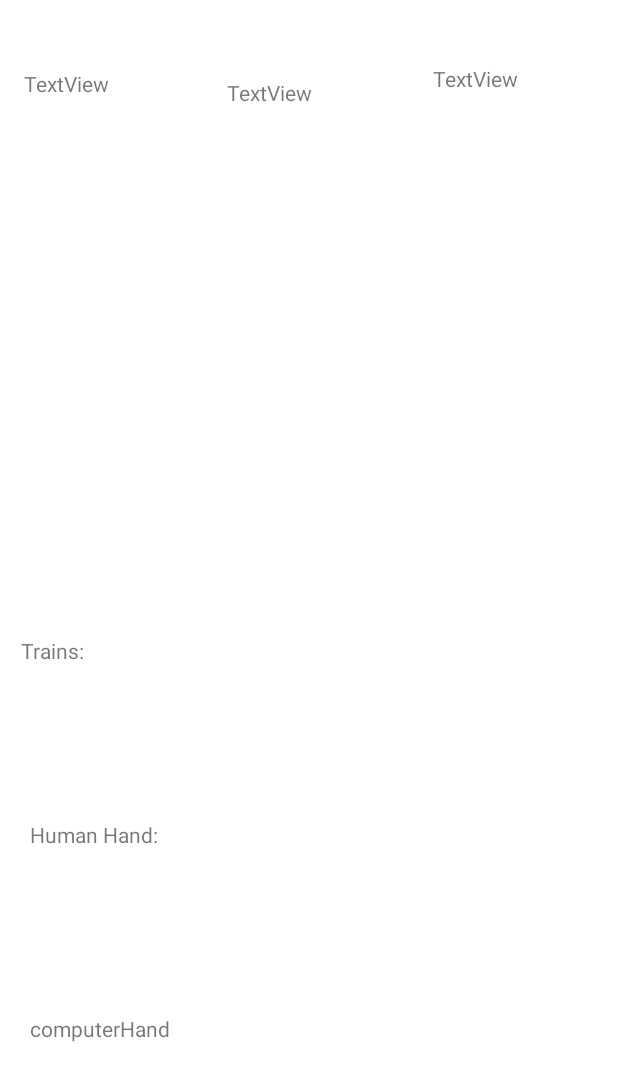
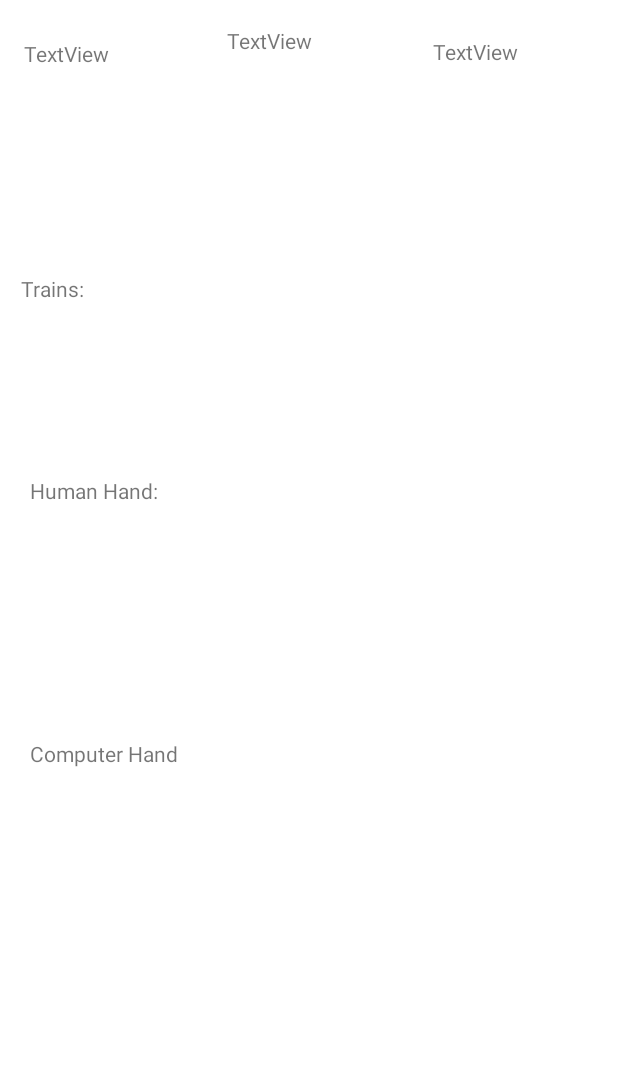
Before and after one commit to Burhan-Khawaja/java-mexican-train, an Android app: the layout activity_main.xml on its own in the app's theme, with its tools: preview values and no code run, on a phone screen of 412 x 824 dp. Shown: the top 1081 px of the screen. Run offline under Robolectric (Android 15) with nearby library versions, the phone set to English and light mode, and no system bars.

```diff
--- a/src/main/java/com/example/mexicantrain/Hand.java
+++ b/src/main/java/com/example/mexicantrain/Hand.java
@@ -57,4 +57,8 @@ public class Hand {
             }
         }
     }
+
+    public ArrayList<Tile> getHandArrayList() {
+        return this.hand;
+    }
 }
--- a/src/main/java/com/example/mexicantrain/Train.java
+++ b/src/main/java/com/example/mexicantrain/Train.java
@@ -84,4 +84,8 @@ public class Train {
     public void setOrphanDouble(boolean orphanDouble) {
         this.orphanDouble = orphanDouble;
     }
+
+    public void clearTrainMarker() {
+        this.marker = false;
+    }
 }
--- a/src/main/res/layout/activity_main.xml
+++ b/src/main/res/layout/activity_main.xml
@@ -34,32 +34,44 @@
         app:layout_constraintTop_toTopOf="parent"
         app:layout_constraintVertical_bias="0.072" />
 
-    <ScrollView
-        android:id="@+id/gameInstruction"
-        android:layout_width="375dp"
-        android:layout_height="13dp"
-        android:layout_marginBottom="24dp"
-        app:layout_constraintBottom_toBottomOf="parent"
+    <TextView
+        android:id="@+id/roundLabel"
+        android:layout_width="107dp"
+        android:layout_height="39dp"
+        android:layout_marginStart="16dp"
+        android:layout_marginTop="16dp"
+        android:text="TextView"
+        app:layout_constraintBottom_toTopOf="@+id/trains"
+        app:layout_constraintStart_toStartOf="parent"
+        app:layout_constraintTop_toTopOf="parent"
+        app:layout_constraintVertical_bias="0.081" />
+
+    <HorizontalScrollView
+        android:id="@+id/allTrains"
+        android:layout_width="370dp"
+        android:layout_height="29dp"
+        android:layout_marginBottom="20dp"
+        app:layout_constraintBottom_toTopOf="@+id/mexicanTrain"
         app:layout_constraintEnd_toEndOf="parent"
-        app:layout_constraintHorizontal_bias="0.375"
+        app:layout_constraintHorizontal_bias="0.39"
         app:layout_constraintStart_toStartOf="parent"
         tools:ignore="SpeakableTextPresentCheck">
 
         <LinearLayout
-            android:id="@+id/gameInstructionLL"
-            android:layout_width="match_parent"
-            android:layout_height="wrap_content"
-            android:orientation="vertical" />
-    </ScrollView>
+            android:id="@+id/allTrainsLayout"
+            android:layout_width="wrap_content"
+            android:layout_height="match_parent" />
+    </HorizontalScrollView>
 
     <TableLayout
         android:id="@+id/computerHand"
-        android:layout_width="329dp"
-        android:layout_height="57dp"
-        android:layout_marginBottom="24dp"
+        android:layout_width="389dp"
+        android:layout_height="80dp"
+        android:layout_marginStart="16dp"
+        android:layout_marginBottom="104dp"
         app:layout_constraintBottom_toTopOf="@+id/gameInstruction"
         app:layout_constraintEnd_toEndOf="parent"
-        app:layout_constraintHorizontal_bias="0.17"
+        app:layout_constraintHorizontal_bias="0.363"
         app:layout_constraintStart_toStartOf="parent">
 
         <TableRow
@@ -83,12 +95,75 @@
             android:layout_height="match_parent" />
     </TableLayout>
 
+    <TextView
+        android:id="@+id/trains"
+        android:layout_width="wrap_content"
+        android:layout_height="wrap_content"
+        android:layout_marginBottom="16dp"
+        android:text="Trains:"
+        app:layout_constraintBottom_toTopOf="@+id/allTrains"
+        app:layout_constraintEnd_toEndOf="parent"
+        app:layout_constraintHorizontal_bias="0.037"
+        app:layout_constraintStart_toStartOf="parent" />
+
+    <TableLayout
+        android:id="@+id/playerHand"
+        android:layout_width="355dp"
+        android:layout_height="96dp"
+        android:layout_marginBottom="52dp"
+        app:layout_constraintBottom_toTopOf="@+id/computerHandLabel"
+        app:layout_constraintEnd_toEndOf="parent"
+        app:layout_constraintHorizontal_bias="0.294"
+        app:layout_constraintStart_toStartOf="parent">
+
+        <TableRow
+            android:id="@+id/playerHandRow1"
+            android:layout_width="match_parent"
+            android:layout_height="match_parent">
+
+        </TableRow>
+
+        <TableRow
+            android:id="@+id/playerHandRow2"
+            android:layout_width="match_parent"
+            android:layout_height="match_parent" />
+
+        <TableRow
+            android:id="@+id/playerHandRow3"
+            android:layout_width="match_parent"
+            android:layout_height="match_parent" />
+
+        <TableRow
+            android:id="@+id/playerHandRow4"
+            android:layout_width="match_parent"
+            android:layout_height="match_parent">
+
+        </TableRow>
+
+        <TableRow
+            android:id="@+id/testRow5"
+            android:layout_width="match_parent"
+            android:layout_height="match_parent" />
+
+    </TableLayout>
+
+    <TextView
+        android:id="@+id/computerHandLabel"
+        android:layout_width="107dp"
+        android:layout_height="25dp"
+        android:layout_marginBottom="20dp"
+        android:text="Computer Hand"
+        app:layout_constraintBottom_toTopOf="@+id/computerHand"
+        app:layout_constraintEnd_toEndOf="parent"
+        app:layout_constraintHorizontal_bias="0.066"
+        app:layout_constraintStart_toStartOf="parent" />
+
     <HorizontalScrollView
         android:id="@+id/mexicanTrain"
         android:layout_width="362dp"
         android:layout_height="38dp"
         android:layout_marginEnd="4dp"
-        android:layout_marginBottom="16dp"
+        android:layout_marginBottom="12dp"
         app:layout_constraintBottom_toTopOf="@+id/humanHandLabel"
         app:layout_constraintEnd_toEndOf="@+id/allTrains"
         app:layout_constraintHorizontal_bias="0.85"
@@ -101,103 +176,33 @@
             android:layout_height="match_parent" />
     </HorizontalScrollView>
 
-    <TextView
-        android:id="@+id/computerHandLabel"
-        android:layout_width="107dp"
-        android:layout_height="25dp"
-        android:layout_marginBottom="4dp"
-        android:text="computerHand"
-        app:layout_constraintBottom_toTopOf="@+id/computerHand"
+    <ScrollView
+        android:id="@+id/gameInstruction"
+        android:layout_width="420dp"
+        android:layout_height="70dp"
+        android:layout_marginBottom="32dp"
+        app:layout_constraintBottom_toBottomOf="parent"
         app:layout_constraintEnd_toEndOf="parent"
-        app:layout_constraintHorizontal_bias="0.065"
-        app:layout_constraintStart_toStartOf="parent" />
+        app:layout_constraintHorizontal_bias="0.305"
+        app:layout_constraintStart_toStartOf="parent"
+        tools:ignore="SpeakableTextPresentCheck">
 
-    <TextView
-        android:id="@+id/trains"
-        android:layout_width="wrap_content"
-        android:layout_height="wrap_content"
-        android:layout_marginBottom="4dp"
-        android:text="Trains:"
-        app:layout_constraintBottom_toTopOf="@+id/allTrains"
-        app:layout_constraintEnd_toEndOf="parent"
-        app:layout_constraintHorizontal_bias="0.037"
-        app:layout_constraintStart_toStartOf="parent" />
-
-    <TextView
-        android:id="@+id/roundLabel"
-        android:layout_width="107dp"
-        android:layout_height="39dp"
-        android:layout_marginStart="16dp"
-        android:layout_marginTop="16dp"
-        android:text="TextView"
-        app:layout_constraintBottom_toTopOf="@+id/trains"
-        app:layout_constraintStart_toStartOf="parent"
-        app:layout_constraintTop_toTopOf="parent"
-        app:layout_constraintVertical_bias="0.081" />
+        <LinearLayout
+            android:id="@+id/gameInstructionLL"
+            android:layout_width="match_parent"
+            android:layout_height="wrap_content"
+            android:orientation="vertical" />
+    </ScrollView>
 
     <TextView
         android:id="@+id/humanHandLabel"
         android:layout_width="wrap_content"
         android:layout_height="wrap_content"
-        android:layout_marginBottom="4dp"
+        android:layout_marginBottom="8dp"
         android:text="Human Hand:"
         app:layout_constraintBottom_toTopOf="@+id/playerHand"
         app:layout_constraintEnd_toEndOf="parent"
         app:layout_constraintHorizontal_bias="0.061"
         app:layout_constraintStart_toStartOf="parent" />
 
-    <TableLayout
-        android:id="@+id/playerHand"
-        android:layout_width="343dp"
-        android:layout_height="50dp"
-        android:layout_marginBottom="56dp"
-        app:layout_constraintBottom_toTopOf="@+id/computerHandLabel"
-        app:layout_constraintEnd_toEndOf="parent"
-        app:layout_constraintHorizontal_bias="0.294"
-        app:layout_constraintStart_toStartOf="parent">
-
-        <TableRow
-            android:id="@+id/playerHandRow4"
-            android:layout_width="match_parent"
-            android:layout_height="match_parent" />
-
-        <TableRow
-            android:id="@+id/testRow5"
-            android:layout_width="match_parent"
-            android:layout_height="match_parent" />
-
-        <TableRow
-            android:id="@+id/playerHandRow1"
-            android:layout_width="match_parent"
-            android:layout_height="match_parent" />
-
-        <TableRow
-            android:id="@+id/playerHandRow2"
-            android:layout_width="match_parent"
-            android:layout_height="match_parent" />
-
-        <TableRow
-            android:id="@+id/playerHandRow3"
-            android:layout_width="match_parent"
-            android:layout_height="match_parent" />
-
-    </TableLayout>
-
-    <HorizontalScrollView
-        android:id="@+id/allTrains"
-        android:layout_width="370dp"
-        android:layout_height="29dp"
-        android:layout_marginBottom="16dp"
-        app:layout_constraintBottom_toTopOf="@+id/mexicanTrain"
-        app:layout_constraintEnd_toEndOf="parent"
-        app:layout_constraintHorizontal_bias="0.39"
-        app:layout_constraintStart_toStartOf="parent"
-        tools:ignore="SpeakableTextPresentCheck">
-
-        <LinearLayout
-            android:id="@+id/allTrainsLayout"
-            android:layout_width="wrap_content"
-            android:layout_height="match_parent" />
-    </HorizontalScrollView>
-
 </androidx.constraintlayout.widget.ConstraintLayout>
```
Also changed, not shown: src/main/java/com/example/mexicantrain/Computer.java (+53 -1 lines), src/main/java/com/example/mexicantrain/MainActivity.java (+11 -28 lines), src/main/java/com/example/mexicantrain/Player.java (+204 -0 lines), src/main/java/com/example/mexicantrain/Round.java (+1 -37 lines).
